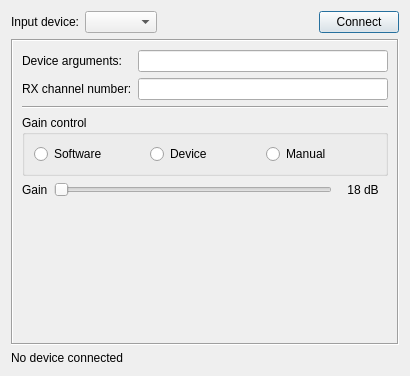
First picture: the form in gui/setupdialog.ui, repository KejPi/AbracaDABra, before the edit.
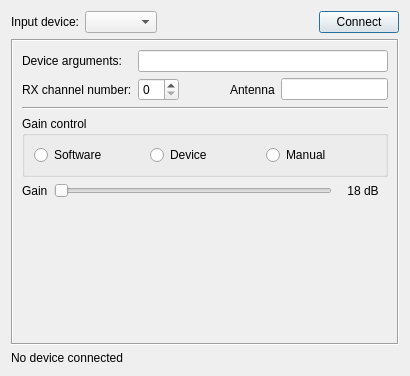
Second picture: the form after the edit.

Commit message: SoapySDR: antenna settings, RX channel as spinbox

The edit to the form file:
```diff
--- a/gui/setupdialog.ui
+++ b/gui/setupdialog.ui
@@ -656,13 +656,10 @@
      </widget>
      <widget class="QWidget" name="soapysdrPage">
       <layout class="QGridLayout" name="gridLayout">
-       <item row="0" column="1">
-        <widget class="QLineEdit" name="soapysdrDevArgs"/>
-       </item>
-       <item row="1" column="0">
-        <widget class="QLabel" name="soapysdrChannelNumLabel">
-         <property name="text">
-          <string>RX channel number:</string>
+       <item row="3" column="0" colspan="5">
+        <widget class="Line" name="line_2">
+         <property name="orientation">
+          <enum>Qt::Horizontal</enum>
          </property>
         </widget>
        </item>
@@ -673,53 +670,7 @@
          </property>
         </widget>
        </item>
-       <item row="2" column="0" colspan="2">
-        <widget class="Line" name="line_2">
-         <property name="orientation">
-          <enum>Qt::Horizontal</enum>
-         </property>
-        </widget>
-       </item>
-       <item row="3" column="0" colspan="2">
-        <widget class="QGroupBox" name="soapysdrGainModeGroup">
-         <property name="title">
-          <string>Gain control</string>
-         </property>
-         <layout class="QHBoxLayout" name="horizontalLayout_7">
-          <item>
-           <widget class="QRadioButton" name="soapysdrGainModeSw">
-            <property name="toolTip">
-             <string>Gain controlled by software (SW AGC)</string>
-            </property>
-            <property name="text">
-             <string>Software</string>
-            </property>
-           </widget>
-          </item>
-          <item>
-           <widget class="QRadioButton" name="soapysdrGainModeHw">
-            <property name="toolTip">
-             <string>Gain controlled internally by device (HW AGC)</string>
-            </property>
-            <property name="text">
-             <string>Device</string>
-            </property>
-           </widget>
-          </item>
-          <item>
-           <widget class="QRadioButton" name="soapysdrGainModeManual">
-            <property name="toolTip">
-             <string>Manual gain control</string>
-            </property>
-            <property name="text">
-             <string>Manual</string>
-            </property>
-           </widget>
-          </item>
-         </layout>
-        </widget>
-       </item>
-       <item row="4" column="0" colspan="2">
+       <item row="5" column="0" colspan="5">
         <widget class="QWidget" name="soapysdrGainWidget" native="true">
          <layout class="QHBoxLayout" name="horizontalLayout_8">
           <property name="leftMargin">
@@ -767,10 +718,27 @@
          </layout>
         </widget>
        </item>
+       <item row="1" column="0">
+        <widget class="QLabel" name="soapysdrChannelNumLabel">
+         <property name="text">
+          <string>RX channel number:</string>
+         </property>
+        </widget>
+       </item>
        <item row="1" column="1">
-        <widget class="QLineEdit" name="soapysdrChannelNum"/>
+        <widget class="QSpinBox" name="soapysdrChannelNum"/>
        </item>
-       <item row="5" column="0" colspan="2">
+       <item row="1" column="4">
+        <widget class="QLineEdit" name="soapySdrAntenna"/>
+       </item>
+       <item row="1" column="3">
+        <widget class="QLabel" name="soapySdrAntennalLabel">
+         <property name="text">
+          <string>Antenna</string>
+         </property>
+        </widget>
+       </item>
+       <item row="6" column="1">
         <spacer name="verticalSpacer_6">
          <property name="orientation">
           <enum>Qt::Vertical</enum>
@@ -783,6 +751,61 @@
          </property>
         </spacer>
        </item>
+       <item row="4" column="0" colspan="5">
+        <widget class="QGroupBox" name="soapysdrGainModeGroup">
+         <property name="title">
+          <string>Gain control</string>
+         </property>
+         <layout class="QHBoxLayout" name="horizontalLayout_7">
+          <item>
+           <widget class="QRadioButton" name="soapysdrGainModeSw">
+            <property name="toolTip">
+             <string>Gain controlled by software (SW AGC)</string>
+            </property>
+            <property name="text">
+             <string>Software</string>
+            </property>
+           </widget>
+          </item>
+          <item>
+           <widget class="QRadioButton" name="soapysdrGainModeHw">
+            <property name="toolTip">
+             <string>Gain controlled internally by device (HW AGC)</string>
+            </property>
+            <property name="text">
+             <string>Device</string>
+            </property>
+           </widget>
+          </item>
+          <item>
+           <widget class="QRadioButton" name="soapysdrGainModeManual">
+            <property name="toolTip">
+             <string>Manual gain control</string>
+            </property>
+            <property name="text">
+             <string>Manual</string>
+            </property>
+           </widget>
+          </item>
+         </layout>
+        </widget>
+       </item>
+       <item row="0" column="1" colspan="4">
+        <widget class="QLineEdit" name="soapysdrDevArgs"/>
+       </item>
+       <item row="1" column="2">
+        <spacer name="horizontalSpacer_2">
+         <property name="orientation">
+          <enum>Qt::Horizontal</enum>
+         </property>
+         <property name="sizeHint" stdset="0">
+          <size>
+           <width>40</width>
+           <height>20</height>
+          </size>
+         </property>
+        </spacer>
+       </item>
       </layout>
      </widget>
     </widget>
```
The commit also changes 5 other files.
